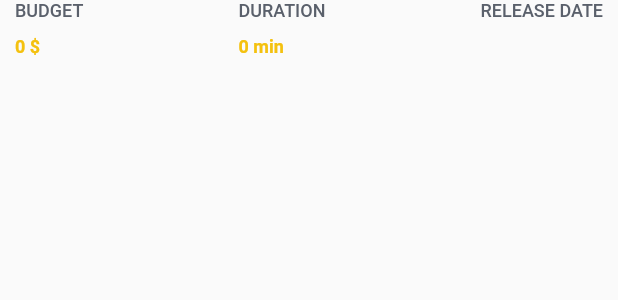
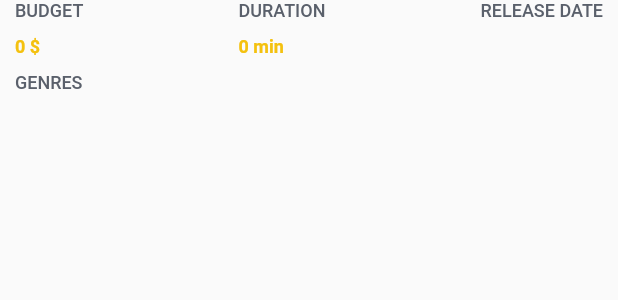
Before and after one commit to nullskill/movie-app, a Flutter app: the _MovieInfo widget shown alone on an empty page, opened directly with empty values, on a phone screen of 412 x 824 dp. Shown: the top 300 px of the screen. Run offline on Flutter 3.47's test engine with Material 2 defaults, Android fonts, the phone set to English and light mode, and no system bars; our stand-ins replace dio, equatable, eva_icons_flutter, flutter_rating_bar, font_awesome_flutter, page_indicator and 1 more; missing offline and left inert: sliver_fab; network calls fail.

Commit message:
Fix genres alignment

```diff
--- a/lib/ui/widgets/movie_info.dart
+++ b/lib/ui/widgets/movie_info.dart
@@ -56,6 +56,7 @@ class _MovieInfo extends StatelessWidget {
   static const budgetTitle = 'BUDGET';
   static const durationTitle = 'DURATION';
   static const releasedTitle = 'RELEASE DATE';
+  static const genresTitle = 'GENRES';
   final MovieDetails? details;
 
   const _MovieInfo({Key? key, required this.details}) : super(key: key);
@@ -92,10 +93,24 @@ class _MovieInfo extends StatelessWidget {
         ),
         const SizedBox(height: 10),
         // Genres
+        Padding(
+          padding: const EdgeInsets.only(left: 10),
+          child: Column(
+            crossAxisAlignment: CrossAxisAlignment.start,
+            children: [
+              Text(
+                genresTitle,
+                style: TextStyle(
+                  fontSize: 12,
+                  fontWeight: FontWeight.w500,
+                  color: AppColors.titleColor,
+                ),
+              ),
+              const SizedBox(height: 10),
               SizedBox(
-          height: 38,
+                height: 30,
                 child: Padding(
-            padding: const EdgeInsets.only(right: 10, left: 10),
+                  padding: const EdgeInsets.only(top: 5),
                   child: ListView.builder(
                     scrollDirection: Axis.horizontal,
                     itemCount: details!.genres.length,
@@ -127,6 +142,9 @@ class _MovieInfo extends StatelessWidget {
                       );
                     },
                   ),
+                ),
+              ),
+            ],
           ),
         ),
       ],
```
Lines whose indentation alone changed are shown as unchanged.
